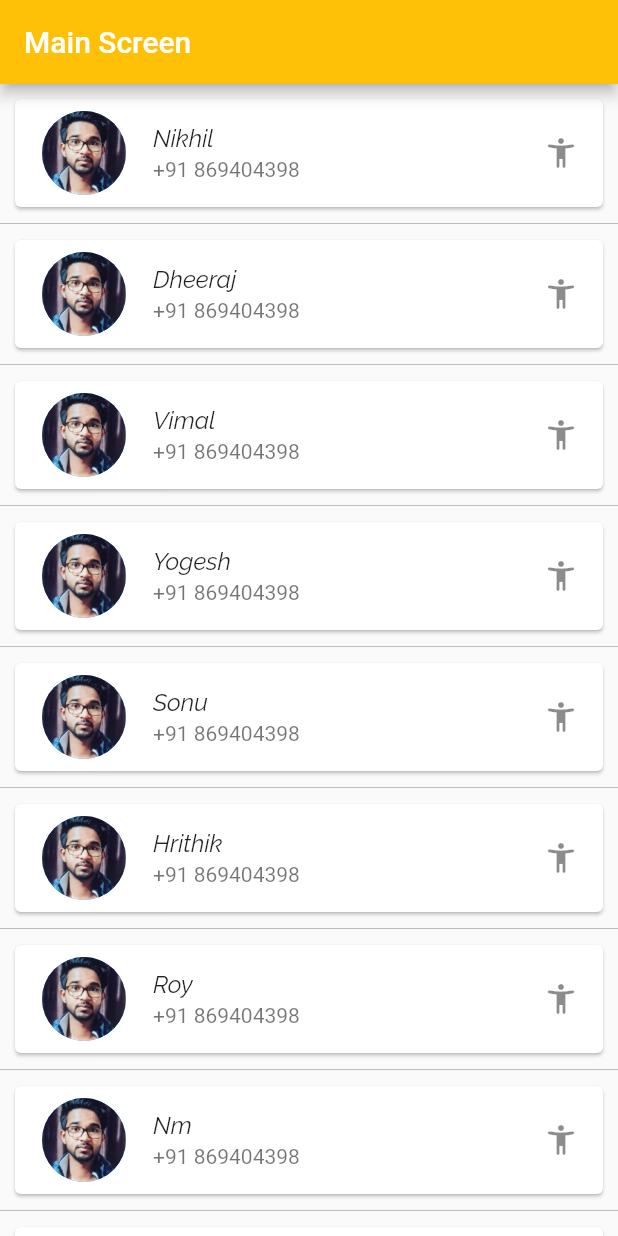
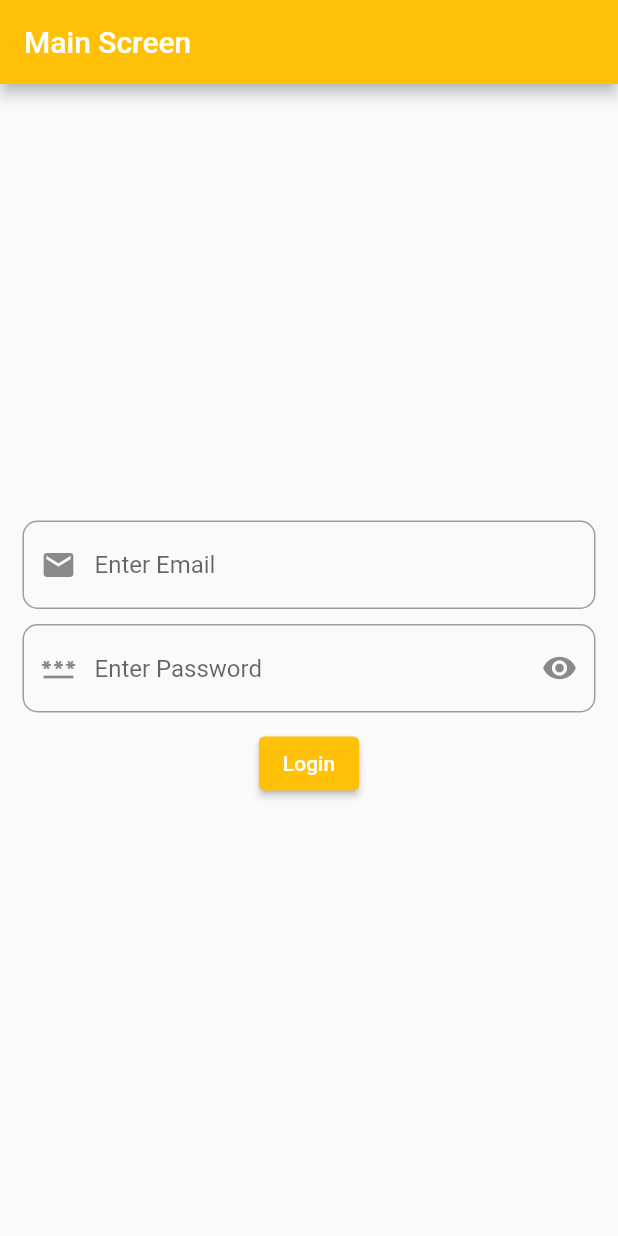
Before and after one commit to VISHALCHAND007/Learn_Flutter, a Flutter app: the screen it shows after launch, on a phone screen of 412 x 824 dp. Run offline on Flutter 3.47's test engine with Material 2 defaults, Android fonts, the phone set to English and light mode, and no system bars.

Commit message:
Made the login page using the textfields.

```diff
--- a/lib/main.dart
+++ b/lib/main.dart
@@ -1,4 +1,5 @@
 import 'package:flutter/material.dart';
+import 'package:flutter/services.dart';
 
 void main() {
   runApp(FlutterApp());
@@ -19,21 +20,8 @@ class FlutterApp extends StatelessWidget {
 class MainScreen extends StatelessWidget {
   @override
   Widget build(BuildContext context) {
-    var title = [
-      'Nikhil',
-      'Dheeraj',
-      'Vimal',
-      'Yogesh',
-      'Sonu',
-      'Hrithik',
-      'Roy',
-      'Nm',
-      '404',
-      'WampireAsh',
-      'Mr. Unknown',
-      'Harsh',
-      'StarLord'
-    ];
+    var emailText = TextEditingController();
+    var passwordText = TextEditingController();
     return Scaffold(
         appBar: AppBar(
           title: const Text(
@@ -41,29 +29,60 @@ class MainScreen extends StatelessWidget {
             style: TextStyle(color: Colors.white),
           ),
         ),
-        body: ListView.separated(
-            itemBuilder: (context, index) {
-              return Card(
-                margin: EdgeInsets.all(10),
-                child: ListTile(
-                  leading: const CircleAvatar(
-                    backgroundImage: AssetImage('assets/images/my.jpg'),
-                    backgroundColor: Colors.blue,
-                    radius: 30,
+        body: Padding(
+          padding: const EdgeInsets.all(15.0),
+          child: Center(
+            child: Column(
+              mainAxisAlignment: MainAxisAlignment.center,
+              children: [
+                TextField(
+                  controller: emailText,
+                  keyboardType: TextInputType.text,
+                  decoration: const InputDecoration(
+                    hintText: 'Enter Email',
+                    focusedBorder: OutlineInputBorder(
+                        borderRadius: BorderRadius.all(Radius.circular(10)),
+                        borderSide: BorderSide(color: Colors.orangeAccent)),
+                    enabledBorder: OutlineInputBorder(
+                        borderRadius: BorderRadius.all(Radius.circular(10)),
+                        borderSide: BorderSide(color: Colors.grey)),
+                    prefixIcon: Icon(Icons.email),
                   ),
-                  title: Text(title[index], style: const
-                  TextStyle(fontFamily: 'Raleway'),),
-                  subtitle: Text("+91 869404398"),
-                  trailing: const Icon(Icons.accessibility_new_rounded),
                 ),
-              );
-            },
-            separatorBuilder: (context, ind) {
-              return Divider(
-                height: 2,
-                color: Colors.grey.shade400,
-              );
-            },
-            itemCount: title.length));
+                Container(height: 10),
+                TextField(
+                  controller: passwordText,
+                    keyboardType: TextInputType.number,
+                    obscureText: true,
+                    obscuringCharacter: '*',
+                    decoration: InputDecoration(
+                        hintText: 'Enter Password',
+                        focusedBorder: const OutlineInputBorder(
+                            borderRadius: BorderRadius.all(Radius.circular(10)),
+                            borderSide: BorderSide(color: Colors.orangeAccent)),
+                        enabledBorder: const OutlineInputBorder(
+                          borderRadius: BorderRadius.all(Radius.circular(10)),
+                          borderSide: BorderSide(color: Colors.grey),
+                        ),
+                        prefixIcon: const Icon(Icons.password),
+                        suffixIcon: IconButton(
+                          icon: const Icon(Icons.remove_red_eye),
+                          onPressed: () {
+                            // print('Email: $emailText, password: $passwordText');
+                          },
+                        ))),
+                Container(height: 10),
+                ElevatedButton(
+                    onPressed: () {
+                      print('Email: ${emailText.text}, password: ${passwordText.text}');
+                    },
+                    child: const Text(
+                      'Login',
+                      style: TextStyle(color: Colors.white),
+                    ))
+              ],
+            ),
+          ),
+        ));
   }
 }
```
